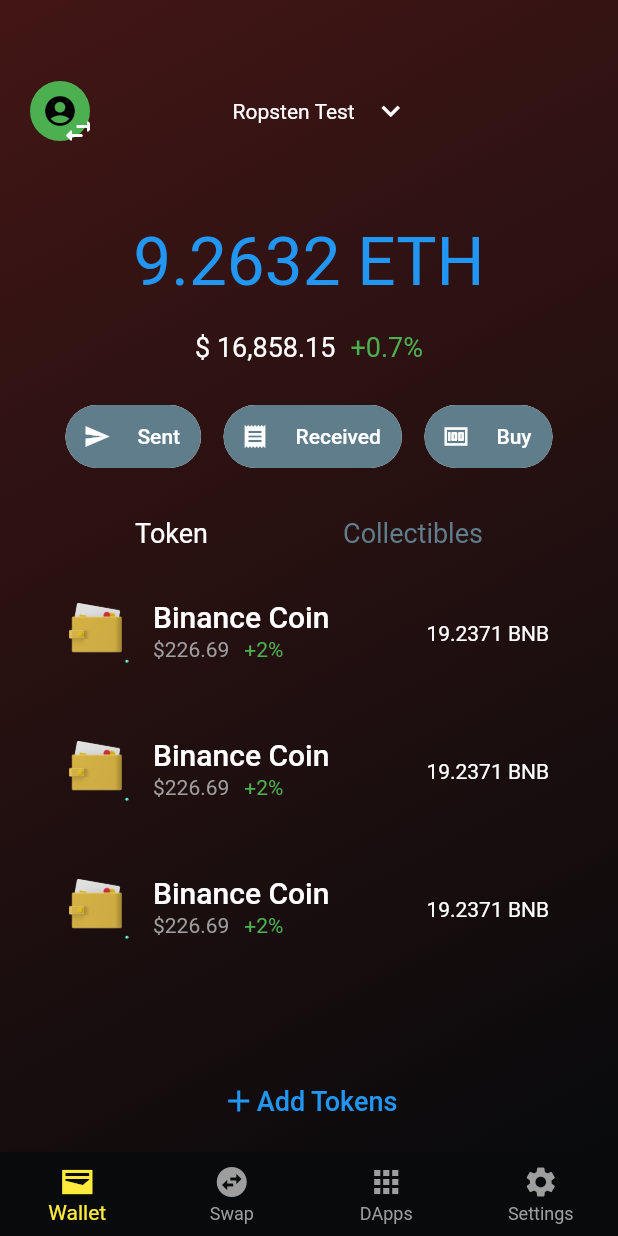
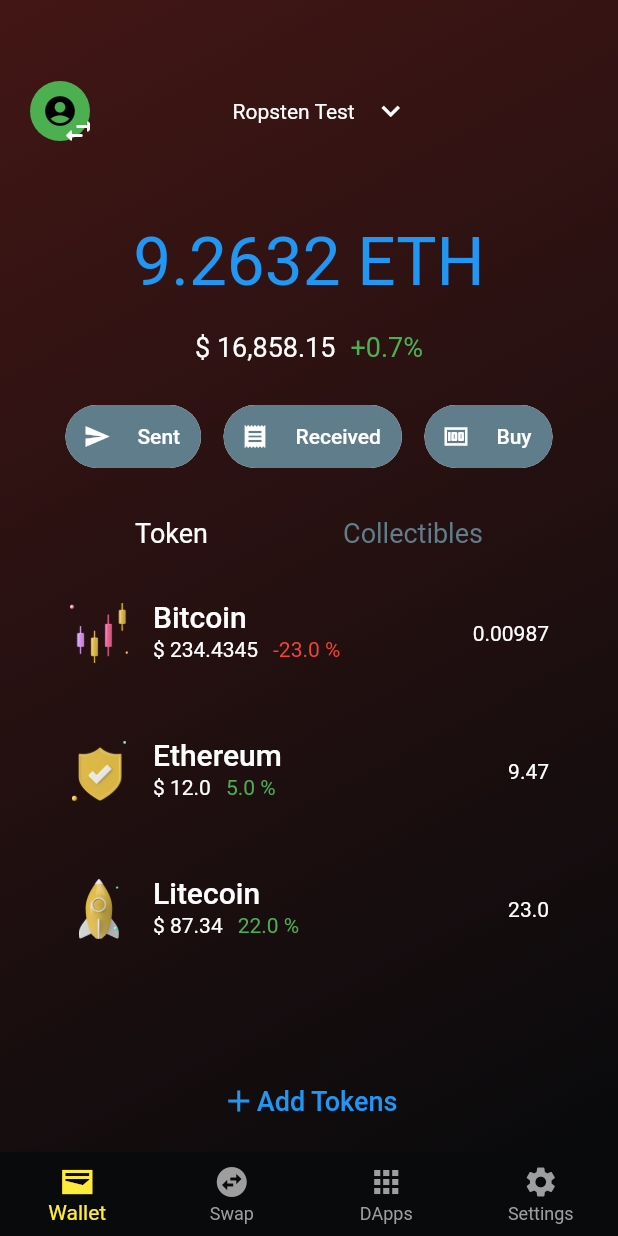
Before and after one commit to umarwaseeem/Digital-Wallet-UI-Flutter, a Flutter app: the screen it shows after launch, on a phone screen of 412 x 824 dp. Run offline on Flutter 3.47's test engine with Material 2 defaults, Android fonts, the phone set to English and light mode, and no system bars; our stand-ins replace qr_flutter, smooth_page_indicator; Roboto replaces fonts that are missing (Archivo).

```diff
--- a/lib/main.dart
+++ b/lib/main.dart
@@ -3,6 +3,8 @@
 import 'package:provider/provider.dart';
 
 import 'screens/home_screen/screens/widgets/network_provider.dart';
+import 'screens/home_screen/screens/widgets/token_info_tile_provider.dart';
+import 'screens/home_screen/screens/widgets/transaction_item_provider.dart';
 import 'screens/wallet_setup/by_seed_phrase/screens/seed_phrase.dart';
 import 'screens/wallet_setup/wallet_setup.dart';
 
@@ -20,7 +22,12 @@
         ChangeNotifierProvider<NetworkProvider>(
           create: (_) => NetworkProvider(),
         ),
-
+        ChangeNotifierProvider<TransactionProvider>(
+          create: (_) => TransactionProvider(),
+        ),
+        ChangeNotifierProvider<TokenProvider>(
+          create: (_) => TokenProvider(),
+        ),
       ],
       child: MaterialApp(
         debugShowCheckedModeBanner: false,
--- a/lib/screens/home_screen/screens/wallet_screen.dart
+++ b/lib/screens/home_screen/screens/wallet_screen.dart
@@ -1,5 +1,6 @@
 import 'package:flutter/material.dart';
-import 'package:leew_wallet/screens/home_screen/screens/widgets/token_info_tile.dart';
+import 'package:leew_wallet/screens/home_screen/screens/widgets/token_info_tile_provider.dart';
+import 'package:provider/provider.dart';
 
 import '../widgets/chips.dart';
 import '../widgets/profile_picture.dart';
@@ -11,7 +12,11 @@
 
   @override
   Widget build(BuildContext context) {
-    return Container(
+    final tokenProviderData = Provider.of<TokenProvider>(context);
+
+    return SafeArea(
+      child: Scaffold(
+        body: Container(
           width: MediaQuery.of(context).size.width,
           height: MediaQuery.of(context).size.height,
           decoration: const BoxDecoration(
@@ -90,24 +95,20 @@
                 const SizedBox(height: 10),
                 Expanded(
                   child: Container(
-                margin: const EdgeInsets.only(bottom: 40, right: 10, left: 10),
+                    margin:
+                        const EdgeInsets.only(bottom: 40, right: 10, left: 10),
                     child: ListView.builder(
                       shrinkWrap: true,
-                  itemCount: 5,
+                      itemCount: tokenProviderData.tokens.length,
                       itemBuilder: (context, index) {
-                    return const TokenInfoTile(
-                      coinName: "Binance Coin",
-                      coinSymbol: "assets/images/image4.png",
-                      coinAmount: "19.2371 BNB",
-                      dollars: "\$226.69",
-                      percentage: "+2%",
-                    );
+                        return tokenProviderData.tokens[index];
                       },
                     ),
                   ),
                 ),
                 Container(
-              margin: const EdgeInsets.only(right: 50, left: 50, bottom: 10),
+                  margin:
+                      const EdgeInsets.only(right: 50, left: 50, bottom: 10),
                   child: TextButton(
                     onPressed: () {},
                     child: Row(
@@ -125,6 +126,8 @@
               ],
             ),
           ),
+        ),
+      ),
     );
   }
 }
--- a/lib/screens/home_screen/screens/widgets/token_info_tile.dart
+++ /dev/null
@@ -1,48 +0,0 @@
-import 'package:flutter/material.dart';
-
-class TokenInfoTile extends StatelessWidget {
-  const TokenInfoTile(
-      {Key? key,
-      required this.coinName,
-      required this.coinSymbol,
-      required this.coinAmount,
-      required this.dollars,
-      required this.percentage})
-      : super(key: key);
-
-  final String coinName;
-  final String coinSymbol;
-  final String coinAmount;
-  final String dollars;
-  final String percentage;
-
-  @override
-  Widget build(BuildContext context) {
-    return Container(
-      margin: const EdgeInsets.symmetric(horizontal: 20, vertical: 10),
-      child: ListTile(
-        leading: CircleAvatar(
-          radius: 20,
-          backgroundColor: Colors.transparent,
-          child: Image.asset(coinSymbol),
-        ),
-        title: Text(
-          coinName,
-          style: const TextStyle(
-            color: Colors.white,
-            fontSize: 20,
-            fontWeight: FontWeight.w500,
-          ),
-        ),
-        subtitle: Row(
-          children: [
-            Text(dollars, style: const TextStyle(color: Colors.grey)),
-            const SizedBox(width: 10),
-            Text(percentage, style: const TextStyle(color: Colors.green)),
-          ],
-        ),
-        trailing: Text(coinAmount, style: const TextStyle(color: Colors.white)),
-      ),
-    );
-  }
-}
--- /dev/null
+++ b/lib/screens/home_screen/screens/widgets/token_info_tile_provider.dart
@@ -0,0 +1,131 @@
+import 'package:flutter/material.dart';
+
+import '../token_detail_screen.dart';
+
+class TokenInfoTile extends StatelessWidget {
+  const TokenInfoTile(
+      {Key? key,
+      required this.coinName,
+      required this.coinSymbol,
+      required this.coinAmount,
+      required this.dollars,
+      required this.percentage,
+      required this.tokenAbbreviation})
+      : super(key: key);
+
+  final String coinName;
+  final String coinSymbol;
+  final double coinAmount;
+  final double dollars;
+  final double percentage;
+  final String tokenAbbreviation;
+
+  @override
+  Widget build(BuildContext context) {
+    return Container(
+      margin: const EdgeInsets.symmetric(horizontal: 20, vertical: 10),
+      child: InkWell(
+        onTap: () {
+          Navigator.push(
+            context,
+            MaterialPageRoute(
+              builder: (context) {
+                return TokenDetailScreen(
+                  tokenName: coinName,
+                  tokenAbbreviation: tokenAbbreviation,
+                  dollarsAmount: dollars,
+                  mainAmount: coinAmount,
+                  percentage: percentage,
+                );
+              },
+            ),
+          );
+        },
+        child: ListTile(
+          leading: CircleAvatar(
+            radius: 20,
+            backgroundColor: Colors.transparent,
+            child: Image.asset(coinSymbol),
+          ),
+          title: Text(
+            coinName,
+            style: const TextStyle(
+              color: Colors.white,
+              fontSize: 20,
+              fontWeight: FontWeight.w500,
+            ),
+          ),
+          subtitle: Row(
+            children: [
+              Text("\$ $dollars", style: const TextStyle(color: Colors.white)),
+              const SizedBox(width: 10),
+              Text(
+                "$percentage %",
+                style: TextStyle(
+                    color: percentage > 0 ? Colors.green : Colors.red),
+              ),
+            ],
+          ),
+          trailing: Text(coinAmount.toString(),
+              style: const TextStyle(color: Colors.white)),
+        ),
+      ),
+    );
+  }
+}
+
+class TokenProvider extends ChangeNotifier {
+  List<TokenInfoTile> tokens = [
+    const TokenInfoTile(
+      coinName: "Bitcoin",
+      tokenAbbreviation: "BTC",
+      coinSymbol: "assets/images/image1.png",
+      coinAmount: 0.00987,
+      dollars: 234.4345,
+      percentage: -23,
+    ),
+    const TokenInfoTile(
+      coinName: "Ethereum",
+      tokenAbbreviation: "ETH",
+      coinSymbol: "assets/images/image2.png",
+      coinAmount: 9.47,
+      dollars: 12,
+      percentage: 5,
+    ),
+    const TokenInfoTile(
+      coinName: "Litecoin",
+      tokenAbbreviation: "LTC",
+      coinSymbol: "assets/images/image3.png",
+      coinAmount: 23,
+      dollars: 87.34,
+      percentage: 22,
+    ),
+    const TokenInfoTile(
+      coinName: "Dodgecoin",
+      tokenAbbreviation: "DGC",
+      coinSymbol: "assets/images/image4.png",
+      coinAmount: 12.4536,
+      dollars: 123,
+      percentage: 34,
+    ),
+  ];
+
+  void addToken(String name, String coinSymbol, String image, double amount,
+      double dollarsAmount, double percent, String abbreviation) {
+    tokens.add(
+      TokenInfoTile(
+        tokenAbbreviation: abbreviation,
+        coinName: name,
+        coinSymbol: image,
+        coinAmount: amount,
+        dollars: dollarsAmount,
+        percentage: percent,
+      ),
+    );
+    notifyListeners();
+  }
+
+  List<TokenInfoTile> getTokens() {
+    return tokens;
+  }
+}
--- /dev/null
+++ b/lib/screens/home_screen/screens/widgets/transaction_item_provider.dart
@@ -0,0 +1,184 @@
+import 'package:flutter/material.dart';
+
+class TransactionItem extends StatelessWidget {
+  const TransactionItem({
+    Key? key,
+    required this.transactionType,
+    required this.transactionAmount,
+    required this.dollarAmount,
+    required this.tokenAbbreviation,
+    required this.status,
+    required this.dateAndTime,
+  }) : super(key: key);
+
+  final String transactionType;
+  final double transactionAmount;
+  final double dollarAmount;
+  final String tokenAbbreviation;
+  final bool status; // true = confirmed, false = cancelled, pending
+  final String dateAndTime;
+
+  @override
+  Widget build(BuildContext context) {
+    return Expanded(
+      child: Container(
+        margin: const EdgeInsets.symmetric(horizontal: 20, vertical: 10),
+        child: ListTile(
+          title: Text(
+            transactionType,
+            style: const TextStyle(
+                fontSize: 18, color: Colors.white, fontWeight: FontWeight.w500),
+          ),
+          leading: Icon(
+            transactionType == "Sent" ? Icons.send : Icons.wallet,
+            color: Colors.white,
+            size: 30,
+          ),
+          trailing: Container(
+            margin: const EdgeInsets.all(5),
+            child: Column(
+              crossAxisAlignment: CrossAxisAlignment.end,
+              children: [
+                Text(
+                  "$transactionAmount $tokenAbbreviation",
+                  style: const TextStyle(
+                      color: Colors.white,
+                      fontSize: 18,
+                      fontWeight: FontWeight.w500),
+                ),
+                Text(
+                  "\$ $dollarAmount",
+                  style: const TextStyle(
+                      color: Colors.grey,
+                      fontSize: 14,
+                      fontWeight: FontWeight.w400),
+                ),
+              ],
+            ),
+          ),
+          subtitle: status
+              ? const Text(
+                  "Confirmed",
+                  style: TextStyle(color: Colors.green),
+                )
+              : const Text(
+                  "Cancelled",
+                  style: TextStyle(color: Colors.red),
+                ),
+        ),
+      ),
+    );
+  }
+}
+
+class TransactionProvider extends ChangeNotifier {
+  final List<TransactionItem> _transactions = [
+    const TransactionItem(
+      transactionType: "Sent",
+      transactionAmount: 0.5,
+      dollarAmount: 0.5,
+      tokenAbbreviation: "BTC",
+      status: true,
+      dateAndTime: "2020-01-01 12:00:00",
+    ),
+    const TransactionItem(
+      transactionType: "Recieved",
+      transactionAmount: 0.5,
+      dollarAmount: 0.5,
+      tokenAbbreviation: "BTC",
+      status: false,
+      dateAndTime: "2020-01-01 12:00:00",
+    ),
+    const TransactionItem(
+      transactionType: "Received",
+      transactionAmount: 0.5,
+      dollarAmount: 0.5,
+      tokenAbbreviation: "ETH",
+      status: true,
+      dateAndTime: "2020-01-01 12:00:00",
+    ),
+    const TransactionItem(
+      transactionType: "Sent",
+      transactionAmount: 0.5,
+      dollarAmount: 0.5,
+      tokenAbbreviation: "ETH",
+      status: false,
+      dateAndTime: "2020-01-01 12:00:00",
+    ),
+    const TransactionItem(
+      transactionType: "Sent",
+      transactionAmount: 0.5,
+      dollarAmount: 0.5,
+      // Dodgecoin tokenAbbreviation
+      tokenAbbreviation: "LTC",
+      status: true,
+      dateAndTime: "2020-01-01 12:00:00",
+    ),
+    const TransactionItem(
+      transactionType: "Received",
+      transactionAmount: 0.5,
+      dollarAmount: 0.5,
+      // Dodgecoin tokenAbbreviation
+      tokenAbbreviation: "LTC",
+      status: false,
+      dateAndTime: "2020-01-01 12:00:00",
+    ),
+    const TransactionItem(
+      transactionType: "Received",
+      transactionAmount: 0.5,
+      dollarAmount: 0.5,
+      tokenAbbreviation: "DGC",
+      status: true,
+      dateAndTime: "2020-01-01 12:00:00",
+    ),
+    const TransactionItem(
+      transactionType: "Sent",
+      transactionAmount: 0.5,
+      dollarAmount: 0.5,
+      tokenAbbreviation: "DGC",
+      status: false,
+      dateAndTime: "2020-01-01 12:00:00",
+    ),
+  ];
+
+  // get transactions by tokenAbbreviation
+
+  List<TransactionItem> getByAbbreviation(String abbreviation) {
+    return _transactions
+        .where((element) => element.tokenAbbreviation == abbreviation)
+        .toList();
+  }
+
+  bool showReceivedOnly = false;
+  bool showSentOnly = false;
+
+  void toggleShowReceivedOnly() {
+    if (showReceivedOnly) {
+      showReceivedOnly = false;
+    } else {
+      showReceivedOnly = true;
+      showSentOnly = false;
+    }
+
+    notifyListeners();
+  }
+
+  void toggleShowSentOnly() {
+    if (showSentOnly) {
+      showSentOnly = false;
+    } else {
+      showSentOnly = true;
+      showReceivedOnly = false;
+    }
+
+    notifyListeners();
+  }
+
+  bool getReceivedOnlyStatus() {
+    return showReceivedOnly == true && showSentOnly == false;
+  }
+
+  bool getSentOnlyStatus() {
+    return showSentOnly == true && showReceivedOnly == false;
+  }
+}
```
Also changed, not shown: lib/screens/home_screen/screens/token_detail_screen.dart (added, +149 -0 lines). Lines whose indentation alone changed are shown as unchanged.
